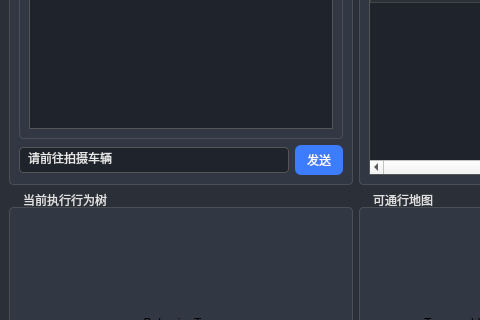
First picture: the form in app/window.ui, repository xyyandhtl/EmbodiedGenAgent, before the edit; both pictures show x 0 to 480 and y 320 to 640 of the 1150 by 790 pixel window.
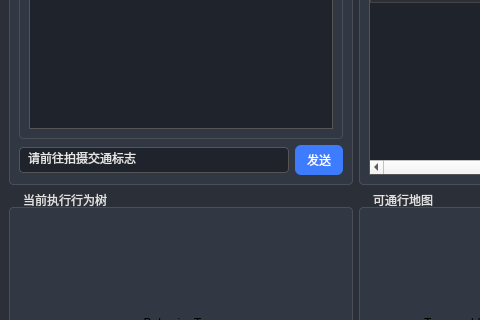
Second picture: the form after the edit.

Commit message: trace error in run_background run into the log window, no need to lower the word letter

```diff
--- a/app/window.ui
+++ b/app/window.ui
@@ -178,7 +178,7 @@
          <item>
           <widget class="QLineEdit" name="instructionEdit">
            <property name="text">
-            <string>请前往拍摄车辆</string>
+            <string>请前往拍摄交通标志</string>
            </property>
            <property name="placeholderText">
             <string>输入指令...</string>
```
The commit also changes 6 other files.
